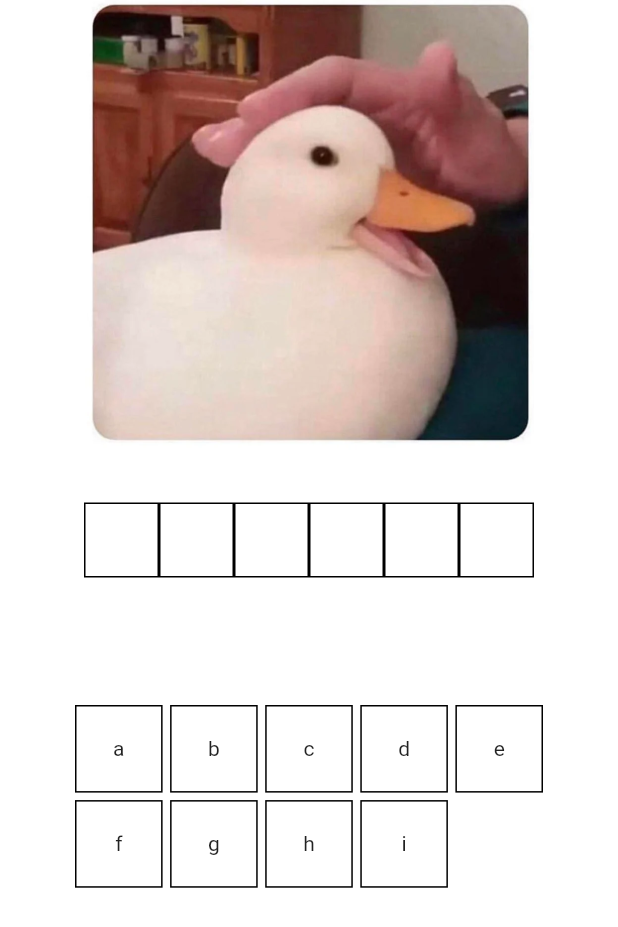
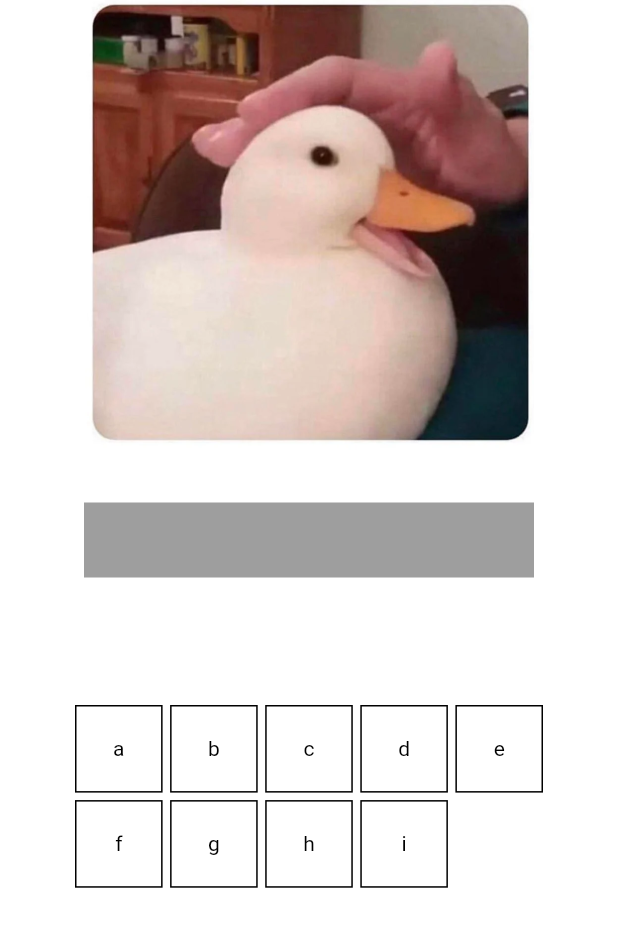
Before and after one commit to febrian430/N5-Kanji-Alt-Flutter, a Flutter app: the screen it shows after launch, on a phone screen of 412 x 824 dp. Shown: the top 927 px of the screen. Run offline on Flutter 3.47's test engine with Material 2 defaults, Android fonts, the phone set to English and light mode, and no system bars.

Commit message:
jumble round game logic

```diff
--- a/lib/jumble/game.dart
+++ b/lib/jumble/game.dart
@@ -3,13 +3,19 @@ import 'package:flutter/material.dart';
 import 'package:kanji_memory_hint/const.dart';
 import 'package:kanji_memory_hint/models/common.dart';
 import 'package:kanji_memory_hint/models/question_set.dart';
+import 'package:kanji_memory_hint/map_indexed.dart';
+import 'package:kanji_memory_hint/foreach_indexed.dart';
+
+
+
+const SENTINEL = const Option(value: "-1", key: "-1");
 
 class JumbleGame extends StatefulWidget {
   JumbleGame({Key? key, required this.mode}) : super(key: key) {
     questionSet = _getQuestionSet();
   }
 
-  QuestionSet? questionSet;
+  late QuestionSet questionSet;
   final GAME_MODE mode;
 
   QuestionSet _getQuestionSet() {
@@ -29,33 +35,101 @@ class JumbleGame extends StatefulWidget {
     return qs;
   }
   @override
-  State<StatefulWidget> createState() => _JumbleGameState();
+  State<StatefulWidget> createState() => _JumbleGameState(question: questionSet.question, options: questionSet.options);
 }
 
 class _JumbleGameState extends State<JumbleGame> {
+  _JumbleGameState({required this.question, required this.options}) {
+    question.key.split("").forEach((_) => {
+      selected.add(SENTINEL)
+    });
+    answerLength = question.key.length;
+  }
+
+  final Question question;
+  final List<Option> options;
+  late final int answerLength;
+
+  int selectCount = 0;
+  int wrongAttempts = 0;
+  List<Option> selected = [];
+  bool isRoundOver = false;
 
   Widget _questionWidget() {
 
     if(widget.mode == GAME_MODE.imageMeaning) {
       return Container(
         child: Image(
-          image: AssetImage(KANJI_IMAGE_FOLDER + widget.questionSet!.question.value),
+          image: AssetImage(KANJI_IMAGE_FOLDER + question.value),
           fit: BoxFit.cover,
-        ),
-        height: 300,
-        width: 300
+          ),
+          height: 300,
+          width: 300
       );
     } else {
       return Container(
         child: Center(
           child: Text(
-            widget.questionSet!.question.value,
+          question.value,
           ),
         ),
         height: 300,
         width: 300
       );
     }
+  }
+
+  void _unselect(List<int> indexes) {
+    indexes.forEach((index) {
+      selected[index] = SENTINEL;
+    });
+
+    setState(() {
+      selected = [...selected];
+      selectCount -= indexes.length;
+    });
+  }
+
+  void _handleSelectTap(Option option, int index) {
+    _unselect([index]);
+  }
+
+  List<int> _differentIndexes() {
+    List<int> diff = [];
+
+    selected.forEachIndexed((select, i) {
+      if(select.value != question.key[i]){
+        diff.add(i);
+      }
+    });
+    return diff;
+  }
+
+  void _handleOptionTap(Option option) {
+    setState(() {
+      int firstEmpty = _firstEmptySlot();
+      if(firstEmpty != -1){
+        selected[firstEmpty] = option;
+        selectCount++;
+      }
+    });
+    if(selectCount == answerLength) {
+      var diff = _differentIndexes();
+      if(diff.length == 0) {
+        setState(() {
+          isRoundOver = true;
+        });
+      }else {
+        _unselect(diff);
+        setState(() {
+          wrongAttempts++;
+        });
+      }
+    }
+  }
+
+  int _firstEmptySlot() {
+    return selected.indexOf(SENTINEL);
   }
 
   @override
@@ -70,45 +144,27 @@ class _JumbleGameState extends State<JumbleGame> {
               SizedBox(height: 35),
               //selected box
               Container(
-                 child: Row(
-                   mainAxisAlignment: MainAxisAlignment.center,
-                   children: widget.questionSet!.question.key.split('').map((e) {
-                       return Container(
-                         decoration: BoxDecoration(
-                           border: Border.all(
-                             width: 1
-                           )
-                         ),
-                         height: 50,
-                         width: 50
-                       );
+                child: Row(
+                   mainAxisAlignment: MainAxisAlignment.spaceAround,
+                   mainAxisSize: MainAxisSize.min,
+                   children: selected.mapIndexed((select, i) {
+                       return SelectWidget(option: select, isRoundOver: isRoundOver, onTap: () { _handleSelectTap(select, i); },);
                     }).toList(),
                 ),
               ),
-              SizedBox(height: 35),
+              const SizedBox(height: 35),
               //options
               // Expanded(
                 Container(
-
                   child: GridView.count(
                     crossAxisCount: 5,
                     padding: EdgeInsets.all(50),
                     mainAxisSpacing: 5,
                     crossAxisSpacing: 5,
                     shrinkWrap: true,
-                    children: widget.questionSet!.options.map((opt){
+                    children: options.map((opt){
                       //option box
-                      return Container(
-                        child: Center(
-                          child: Text(opt.value),
-                        ),
-                        height: 50,
-                        width: 50,
-                        decoration: BoxDecoration(
-                          border: Border.all(
-                            width: 1
-                          )),
-                      );
+                      return OptionWidget(option: opt, disabled: selected.contains(opt), onTap: () { _handleOptionTap(opt); },);
                     }).toList(),
                   ),
                 )
@@ -119,3 +175,102 @@ class _JumbleGameState extends State<JumbleGame> {
     );
   }
 }
+
+typedef OnTapFunc = Function();
+
+class SelectWidget extends StatelessWidget {
+  const SelectWidget({Key? key, required this.option, required this.isRoundOver, required this.onTap}): super(key: key);
+
+  final Option option;
+  final bool isRoundOver;
+  final OnTapFunc onTap;
+
+  bool _isSentinel() {
+    return option.id == SENTINEL.id;
+  }
+
+  Widget _draw(){
+    Color bgColor = Colors.grey;
+
+    if(!_isSentinel()) {
+      bgColor = Colors.white;
+    }
+    if(isRoundOver) {
+      bgColor = Colors.green;
+    }
+
+    return GestureDetector(
+            onTap: () {
+              if(!_isSentinel()){
+                onTap();
+              }
+            },
+            child: Container(
+              height: 50,
+              width: 50,
+              decoration: BoxDecoration(
+                color: bgColor
+              ),
+              child: Center(
+                child: Text(
+                  !_isSentinel() ? option.value : ""
+                )
+              ),
+            )
+          );
+  }
+
+  @override
+  Widget build(BuildContext context) {
+    return _draw();
+  }
+}
+
+class OptionWidget extends StatelessWidget {
+  const OptionWidget({Key? key, required this.option, this.disabled = false, required this.onTap }) : super(key: key);
+
+  final Option option;
+  final bool disabled;
+  final OnTapFunc onTap;
+
+  Widget _draw() {
+    Color boxColor = Colors.white;
+    Color textColor = Colors.black;
+
+    if(disabled) {
+      boxColor = Colors.grey;
+      textColor = Colors.grey;
+    }
+
+    return GestureDetector(
+            onTap: () {
+              if(!disabled) {
+                onTap();
+              }
+            },
+            child: Container(
+              child: Center(
+                child: Text(
+                    option.value,
+                    style: TextStyle(
+                      color: textColor
+                    ),
+                  ),
+              ),
+              height: 50,
+              width: 50,
+              decoration: BoxDecoration(
+                border: Border.all(
+                  width: 1
+                ),
+                color: boxColor
+              ),
+            )
+          );
+  }
+
+  @override
+  Widget build(BuildContext context) {
+    return _draw();
+  }
+}
```
Also changed, not shown: lib/foreach_indexed.dart (added, +8 -0 lines).
